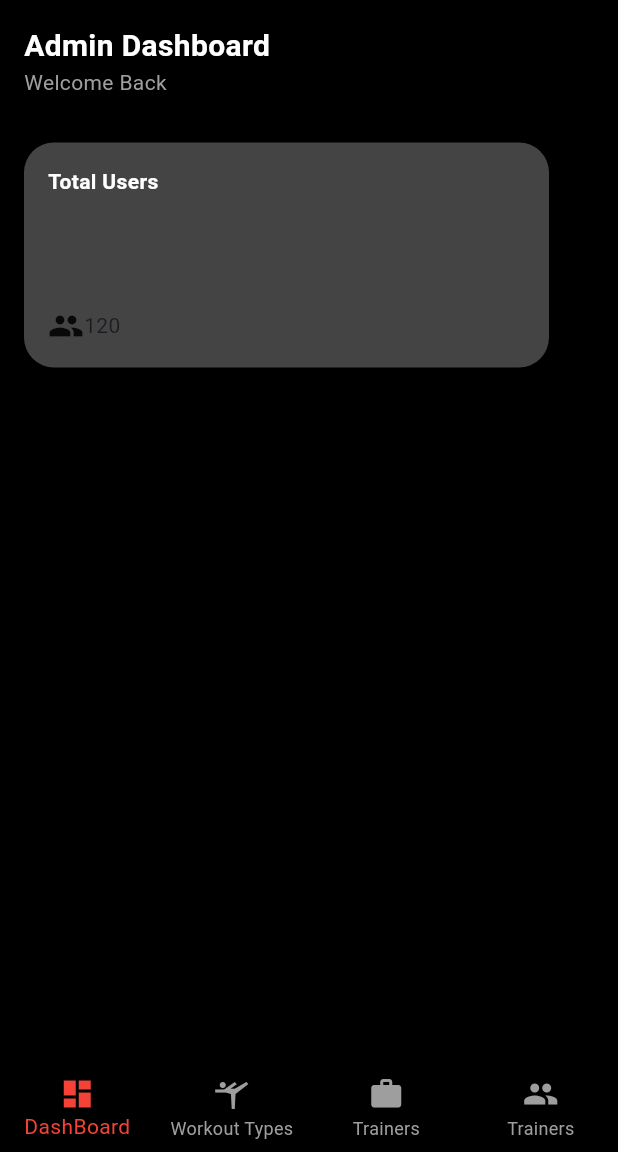
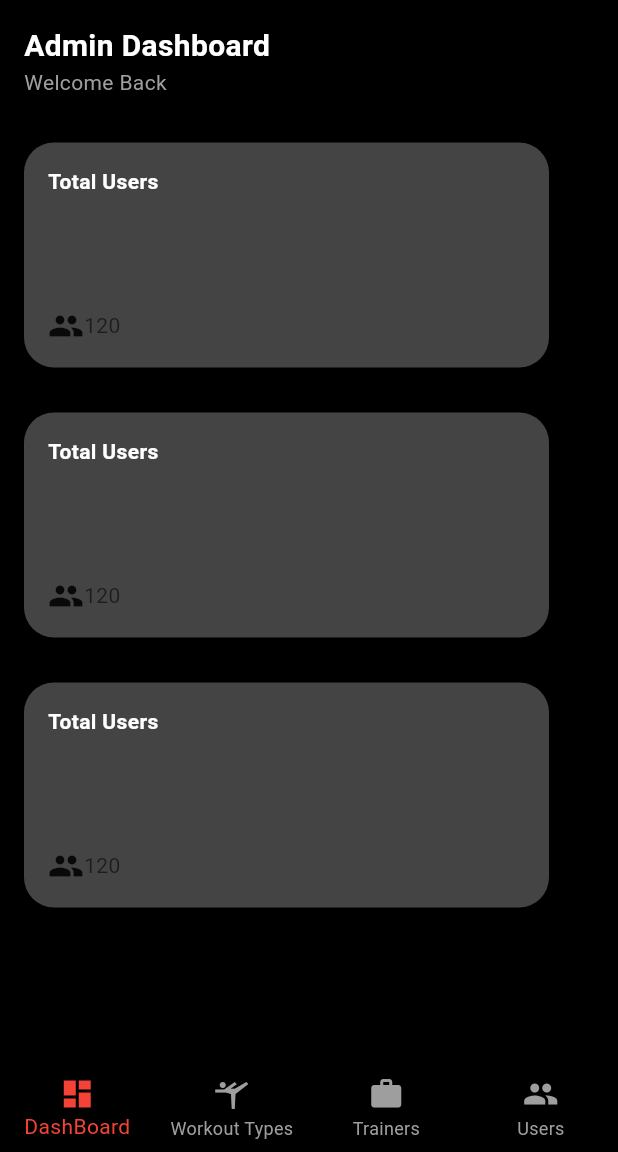
Before and after one commit to leealvin676/lockinApp, a Flutter app: the AdminDashBoard screen opened directly, on a phone screen of 412 x 824 dp, the part 84-1236 px from its top. Run offline on Flutter 3.47's test engine with Material 3 defaults, Android fonts, the phone set to English and light mode, and no system bars; missing offline and left inert: dart:ffi.

Commit message:
add container

```diff
--- a/lib/screen/admin/admin_dashboard.dart
+++ b/lib/screen/admin/admin_dashboard.dart
@@ -1,17 +1,42 @@
 import "package:flutter/material.dart";
+import 'screen/admin/workout/workout_page.dart';
 
-class AdminDashBoard extends StatelessWidget {
+class AdminDashBoard extends StatefulWidget {
   const AdminDashBoard({super.key});
+
+  @override
+  State<AdminDashBoard> createState() => _AdminDashBoardState();
+}
+
+class _AdminDashBoardState extends State<AdminDashBoard> {
+  int _currentIndex = 0;
 
   @override
   Widget build(BuildContext context) {
     return Scaffold(
       appBar: _buildAppBar(),
       backgroundColor: Colors.black,
-      body: _mainBody(),
-      bottomNavigationBar: _bottom(),
+      body: _pages[_currentIndex],
+      bottomNavigationBar: _bottom(_currentIndex, (index) {
+        setState(() {
+          _currentIndex = index;
+        });
+      }),
     );
   }
+
+  List<Widget> _pages = [
+    _mainBody(),
+    Center(
+      child: Text('Worko', style: TextStyle(color: Colors.white)),
+    ),
+    Center(
+      child: Text('Trainer Page', style: TextStyle(color: Colors.white)),
+    ),
+    Center(
+      child: Text('User Page', style: TextStyle(color: Colors.white)),
+    ),
+  ];
 }
 
 AppBar _buildAppBar() {
@@ -70,18 +95,63 @@ Widget _mainBody() {
               Text(
                 'Total Users',
                 style: TextStyle(
-                    fontWeight: FontWeight.bold,
-                  color: Colors.white
+                  fontWeight: FontWeight.bold,
+                  color: Colors.white,
                 ),
               ),
               Spacer(),
 
-              Row(
-                children: [
-                  Icon(Icons.people),
-                  Text('120')
-                ],
-              )
+              Row(children: [Icon(Icons.people), Text('120')]),
+            ],
+          ),
+        ),
+        SizedBox(height: 30),
+        Container(
+          height: 150,
+          width: 350,
+          padding: EdgeInsets.all(16),
+          decoration: BoxDecoration(
+            color: Color(0xFF444444),
+            borderRadius: BorderRadius.circular(20),
+          ),
+          child: Column(
+            crossAxisAlignment: CrossAxisAlignment.start,
+            children: [
+              Text(
+                'Total Users',
+                style: TextStyle(
+                  fontWeight: FontWeight.bold,
+                  color: Colors.white,
+                ),
+              ),
+              Spacer(),
+
+              Row(children: [Icon(Icons.people), Text('120')]),
+            ],
+          ),
+        ),
+        SizedBox(height: 30),
+        Container(
+          height: 150,
+          width: 350,
+          padding: EdgeInsets.all(16),
+          decoration: BoxDecoration(
+            color: Color(0xFF444444),
+            borderRadius: BorderRadius.circular(20),
+          ),
+          child: Column(
+            crossAxisAlignment: CrossAxisAlignment.start,
+            children: [
+              Text(
+                'Total Users',
+                style: TextStyle(
+                  fontWeight: FontWeight.bold,
+                  color: Colors.white,
+                ),
+              ),
+              Spacer(),
+
+              Row(children: [Icon(Icons.people), Text('120')]),
             ],
           ),
         ),
@@ -90,12 +160,15 @@ Widget _mainBody() {
   );
 }
 
-BottomNavigationBar _bottom() {
+BottomNavigationBar _bottom(int currentIndex, Function(int) onTap) {
   return BottomNavigationBar(
     backgroundColor: Colors.black,
     selectedItemColor: Colors.red,
     unselectedItemColor: Colors.grey,
     type: BottomNavigationBarType.fixed,
+
+    currentIndex: currentIndex,
+    onTap: onTap,
 
     items: [
       BottomNavigationBarItem(icon: Icon(Icons.dashboard), label: 'DashBoard'),
@@ -104,7 +177,7 @@ BottomNavigationBar _bottom() {
         label: 'Workout Types',
       ),
       BottomNavigationBarItem(icon: Icon(Icons.work), label: 'Trainers'),
-      BottomNavigationBarItem(icon: Icon(Icons.people), label: 'Trainers'),
+      BottomNavigationBarItem(icon: Icon(Icons.people), label: 'Users'),
     ],
   );
 }
--- /dev/null
+++ b/lib/screen/admin/workout/workout_page.dart
@@ -0,0 +1,13 @@
+import 'package:flutter/material.dart';
+
+
+class WorkoutPage extends StatelessWidget{
+  const WorkoutPage({super.key});
+
+  @override
+  Widget build(BuildContext context) {
+    return Scaffold(
+
+    );
+  }
+}
```
Also changed, not shown: lib/screen/admin/trainer/trainer_page.dart (added), lib/screen/admin/user/users_page.dart (added).
